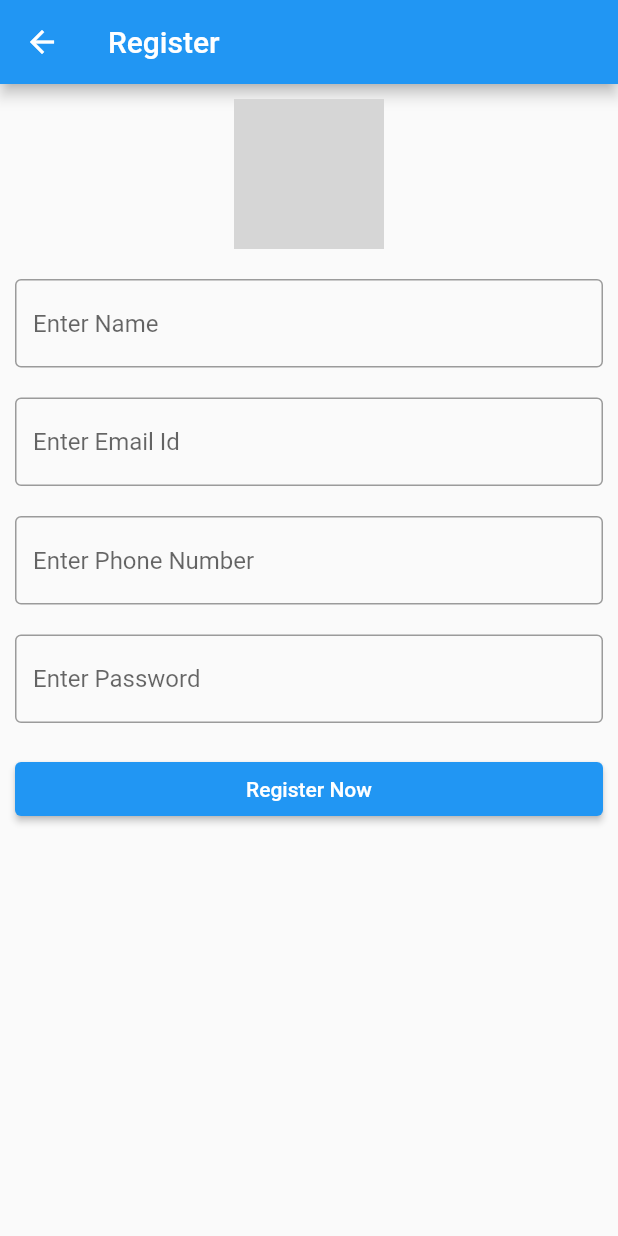
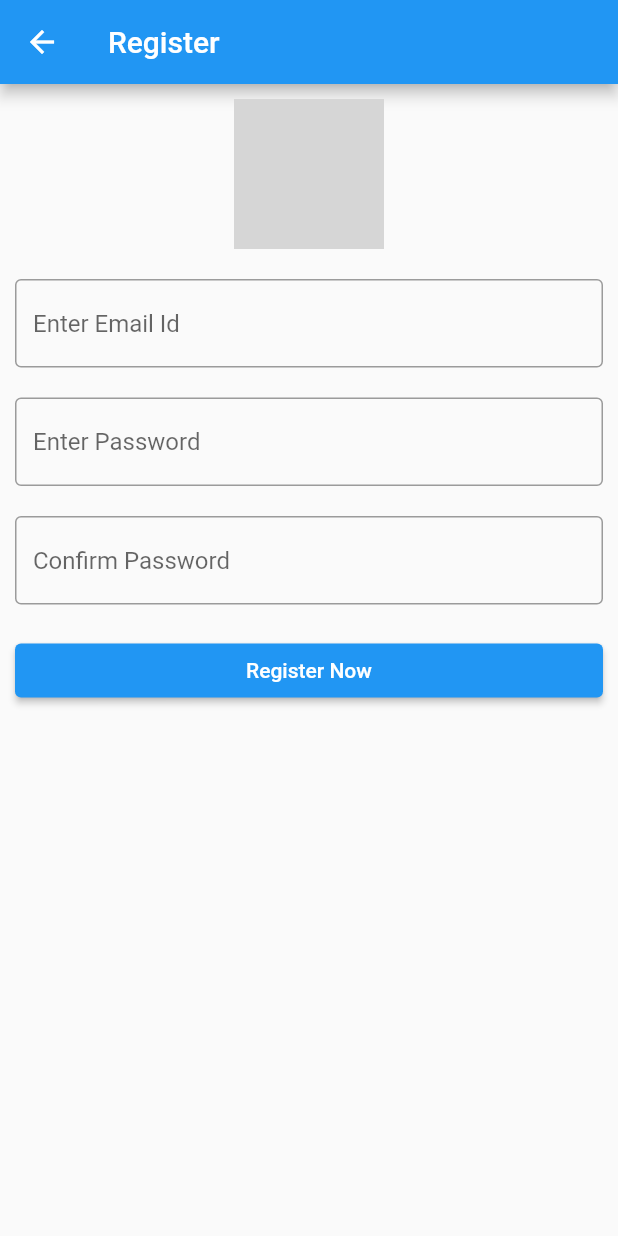
Before and after one commit to ajulkjose246/boltstream_app, a Flutter app: the registerScreen screen opened by its route, on a phone screen of 412 x 824 dp. Run offline on Flutter 3.47's test engine with Material 2 defaults, Android fonts, the light colour scheme and no system bars; our stand-ins replace cloud_firestore, firebase_auth, firebase_core; accounts and stored records are empty; network calls fail; grey boxes are pictures that could not be loaded.

Commit message:
login,logout and register completed

```diff
--- a/lib/screen/register.dart
+++ b/lib/screen/register.dart
@@ -1,4 +1,5 @@
 import 'package:cloud_firestore/cloud_firestore.dart';
+import 'package:firebase_auth/firebase_auth.dart';
 import 'package:flutter/material.dart';
 
 class registerScreen extends StatefulWidget {
@@ -12,26 +13,15 @@ class _registerScreenState extends State<registerScreen> {
   final CollectionReference registerCollection =
       FirebaseFirestore.instance.collection("Register");
 
-  TextEditingController UName = TextEditingController();
   TextEditingController UEmail = TextEditingController();
-  TextEditingController UPhone = TextEditingController();
   TextEditingController UPassword = TextEditingController();
+  TextEditingController UCPassword = TextEditingController();
 
-  String userId = "";
-
-  void registerUser() {
-    final user = {
-      'UName': UName.text,
-      'UEmail': UEmail.text,
-      'UPhone': UPhone.text,
-      'UPassword': UPassword.text,
-    };
-
-    registerCollection.add(user).then((docRef) {
-      setState(() {
-        userId = docRef.id;
-      });
-    });
+  void registerUser() async {
+    if (UPassword.text == UCPassword.text) {
+      await FirebaseAuth.instance.createUserWithEmailAndPassword(
+          email: UEmail.text, password: UPassword.text);
+    }
   }
 
   @override
@@ -49,19 +39,11 @@ class _registerScreenState extends State<registerScreen> {
                 child: CircleAvatar(
                   radius: 50,
                   backgroundImage: NetworkImage(
-                      'https://th.bing.com/th/id/R.5c80dbe394c9e7c9244442e0cd854681?rik=t2ZiCS6uJ%2f4YIA&pid=ImgRaw&r=0'),
+                      'https://th.bing.com/th/id/R.666922dc6222464f97293cd1465c67e1?rik=wJLQDa63YTJB%2bA&pid=ImgRaw&r=0'),
                   // child: Icon(Icons.image_outlined)
                 ),
               ),
             ],
-          ),
-          Padding(
-            padding: EdgeInsets.all(10.0),
-            child: TextField(
-              controller: UName,
-              decoration: InputDecoration(
-                  hintText: "Enter Name", border: OutlineInputBorder()),
-            ),
           ),
           Padding(
             padding: EdgeInsets.all(10.0),
@@ -74,17 +56,17 @@ class _registerScreenState extends State<registerScreen> {
           Padding(
             padding: EdgeInsets.all(10.0),
             child: TextField(
-              controller: UPhone,
+              controller: UPassword,
               decoration: InputDecoration(
-                  hintText: "Enter Phone Number", border: OutlineInputBorder()),
+                  hintText: "Enter Password", border: OutlineInputBorder()),
             ),
           ),
           Padding(
             padding: EdgeInsets.all(10.0),
             child: TextField(
-              controller: UPassword,
+              controller: UCPassword,
               decoration: InputDecoration(
-                  hintText: "Enter Password", border: OutlineInputBorder()),
+                  hintText: "Confirm Password", border: OutlineInputBorder()),
             ),
           ),
           Padding(
@@ -94,8 +76,7 @@ class _registerScreenState extends State<registerScreen> {
               child: ElevatedButton(
                 onPressed: () {
                   registerUser();
-                  Navigator.of(context).pushNamed('/', arguments: userId);
-                  // Navigator.pushNamed(context, "/");
+                  Navigator.pushNamed(context, "/login");
                 },
                 child: Text("Register Now"),
               ),
@@ -103,7 +84,6 @@ class _registerScreenState extends State<registerScreen> {
           ),
           Padding(
             padding: EdgeInsets.all(10.0),
-            child: Text(userId),
           ),
         ],
       ),
```
Also changed, not shown: lib/screen/login.dart (+7 -3 lines), lib/screen/profile.dart (+28 -17 lines).
